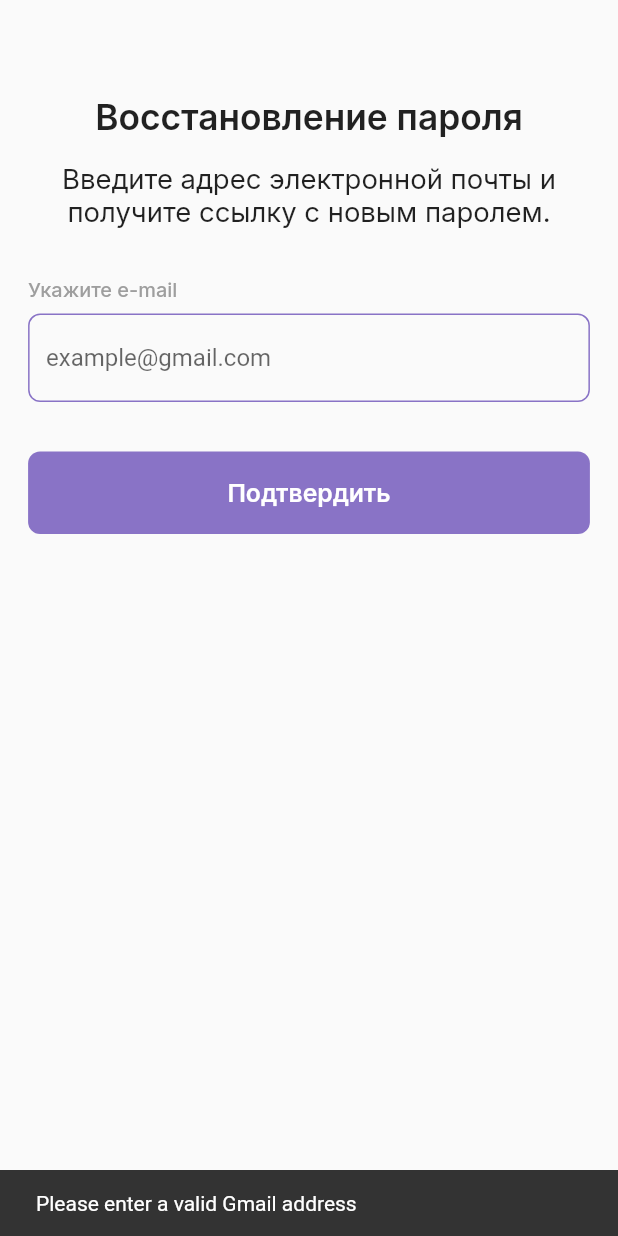
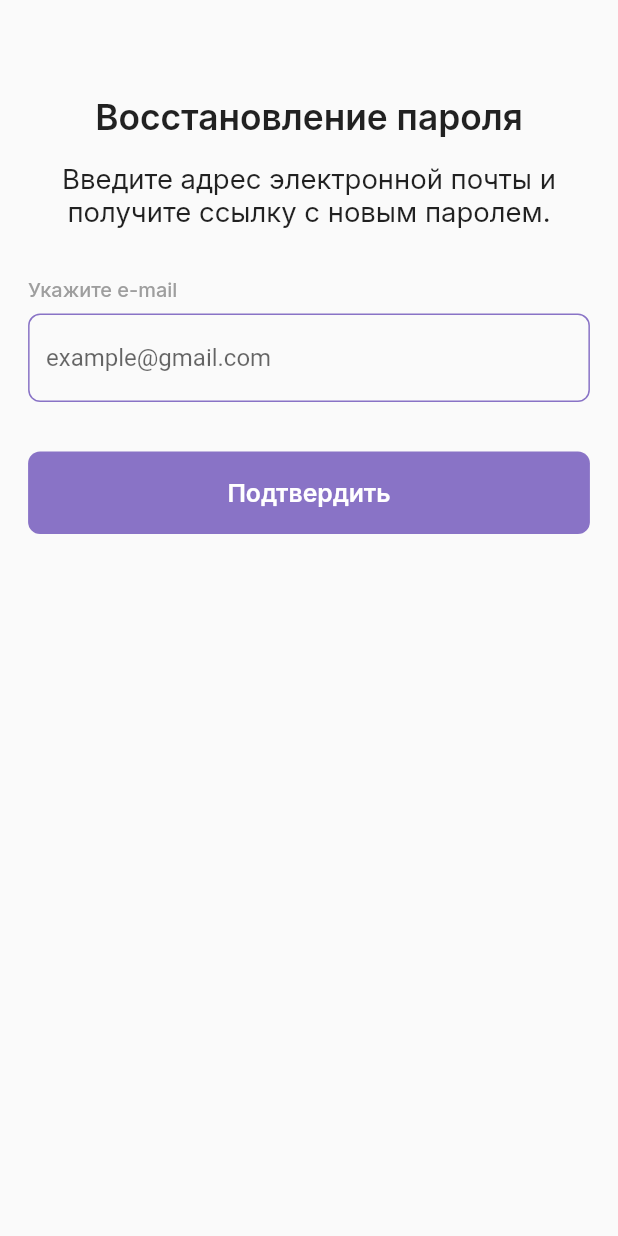
Before and after one commit to Promss/NeoPanel, a Flutter app: the ResetPasswordScreen screen opened by its route, after a tap on "Подтвердить", on a phone screen of 412 x 824 dp. Run offline on Flutter 3.47's test engine with Material 2 defaults, Android fonts, the phone set to English and light mode, and no system bars; our stand-ins replace dropdown_textfield, google_fonts.

Commit message:
fix: delete functions

```diff
--- a/lib/resetPasswordScreen.dart
+++ b/lib/resetPasswordScreen.dart
@@ -9,14 +9,8 @@ class ResetPasswordScreen extends StatefulWidget {
 }
 
 class _ResetPasswordScreenState extends State<ResetPasswordScreen> {
-  String? validateEmail(String value) {
-    if (!RegExp(r'^[\w-\.]+@gmail\.com$').hasMatch(value)) {
-      return 'Please enter a valid Gmail address';
-    }
-    return null;
-  }
 
-  TextEditingController emailController = TextEditingController();
+
 
   @override
   Widget build(BuildContext context) {
@@ -61,7 +55,7 @@ class _ResetPasswordScreenState extends State<ResetPasswordScreen> {
                 padding:
                     EdgeInsets.only(top: height / 100, bottom: height / 25),
                 child: TextField(
-                  controller: emailController,
+                  // controller: emailController,
                   decoration: InputDecoration(
                     hintText: 'example@gmail.com',
                     enabledBorder: OutlineInputBorder(
@@ -81,20 +75,6 @@ class _ResetPasswordScreenState extends State<ResetPasswordScreen> {
               ),
               InkWell(
                 onTap: (() {
-                  String email = emailController.text;
-                  String? validationResult = validateEmail(email);
-                  if (validationResult == null) {
-                    ScaffoldMessenger.of(context).showSnackBar(
-                      SnackBar(
-                        content: Text('Вам отправлено письмо'),
-                      ),
-                    );
-                  } else {
-                    // The email is invalid. Display an error message.
-                    ScaffoldMessenger.of(context).showSnackBar(
-                      SnackBar(content: Text(validationResult)),
-                    );
-                  }
                 }),
                 child: Container(
                   decoration: BoxDecoration(
```
